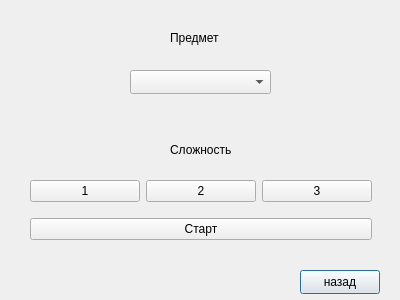
Qt form hackathon-2023/difficulty.ui (robilkot/BSUIR-hackathon-2023) before a commit.
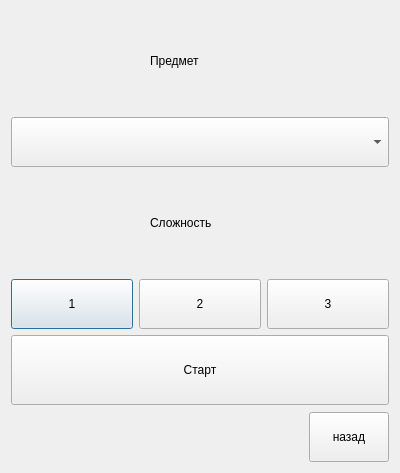
The same form after that commit.

```diff
--- a/hackathon-2023/difficulty.ui
+++ b/hackathon-2023/difficulty.ui
@@ -7,75 +7,121 @@
     <x>0</x>
     <y>0</y>
     <width>400</width>
-    <height>300</height>
+    <height>473</height>
    </rect>
   </property>
   <property name="windowTitle">
    <string>Dialog</string>
   </property>
-  <widget class="QPushButton" name="pushButton">
-   <property name="geometry">
-    <rect>
-     <x>300</x>
-     <y>270</y>
-     <width>80</width>
-     <height>24</height>
-    </rect>
-   </property>
-   <property name="text">
-    <string>назад</string>
-   </property>
-  </widget>
-  <widget class="QLabel" name="label">
-   <property name="geometry">
-    <rect>
-     <x>170</x>
-     <y>140</y>
-     <width>71</width>
+  <layout class="QVBoxLayout" name="verticalLayout_2">
+   <item>
+    <layout class="QHBoxLayout" name="horizontalLayout_2">
+     <item>
+      <spacer name="horizontalSpacer">
+       <property name="orientation">
+        <enum>Qt::Horizontal</enum>
+       </property>
+       <property name="sizeHint" stdset="0">
+        <size>
+         <width>40</width>
      <height>20</height>
-    </rect>
-   </property>
-   <property name="text">
-    <string>Сложность</string>
-   </property>
-  </widget>
+        </size>
+       </property>
+      </spacer>
+     </item>
+     <item>
   <widget class="QLabel" name="label_2">
-   <property name="geometry">
-    <rect>
-     <x>170</x>
-     <y>30</y>
-     <width>49</width>
-     <height>16</height>
-    </rect>
+       <property name="minimumSize">
+        <size>
+         <width>100</width>
+         <height>100</height>
+        </size>
    </property>
    <property name="text">
     <string>Предмет</string>
    </property>
   </widget>
+     </item>
+     <item>
+      <spacer name="horizontalSpacer_2">
+       <property name="orientation">
+        <enum>Qt::Horizontal</enum>
+       </property>
+       <property name="sizeHint" stdset="0">
+        <size>
+         <width>40</width>
+         <height>20</height>
+        </size>
+       </property>
+      </spacer>
+     </item>
+    </layout>
+   </item>
+   <item>
   <widget class="QComboBox" name="comboBox">
-   <property name="geometry">
-    <rect>
-     <x>130</x>
-     <y>70</y>
-     <width>141</width>
-     <height>24</height>
-    </rect>
-   </property>
-  </widget>
-  <widget class="QWidget" name="">
-   <property name="geometry">
-    <rect>
-     <x>30</x>
-     <y>170</y>
-     <width>342</width>
-     <height>80</height>
-    </rect>
-   </property>
+     <property name="minimumSize">
+      <size>
+       <width>100</width>
+       <height>50</height>
+      </size>
+     </property>
+    </widget>
+   </item>
+   <item>
+    <layout class="QHBoxLayout" name="horizontalLayout_3">
+     <item>
+      <spacer name="horizontalSpacer_3">
+       <property name="orientation">
+        <enum>Qt::Horizontal</enum>
+       </property>
+       <property name="sizeHint" stdset="0">
+        <size>
+         <width>40</width>
+         <height>20</height>
+        </size>
+       </property>
+      </spacer>
+     </item>
+     <item>
+      <widget class="QLabel" name="label">
+       <property name="minimumSize">
+        <size>
+         <width>100</width>
+         <height>100</height>
+        </size>
+       </property>
+       <property name="text">
+        <string>Сложность</string>
+       </property>
+      </widget>
+     </item>
+     <item>
+      <spacer name="horizontalSpacer_4">
+       <property name="orientation">
+        <enum>Qt::Horizontal</enum>
+       </property>
+       <property name="sizeHint" stdset="0">
+        <size>
+         <width>40</width>
+         <height>20</height>
+        </size>
+       </property>
+      </spacer>
+     </item>
+    </layout>
+   </item>
+   <item>
    <layout class="QVBoxLayout" name="verticalLayout">
     <item>
      <layout class="QHBoxLayout" name="horizontalLayout">
       <item>
        <widget class="QPushButton" name="pushButton_3">
+         <property name="minimumSize">
+          <size>
+           <width>50</width>
+           <height>50</height>
+          </size>
+         </property>
         <property name="text">
          <string>1</string>
         </property>
@@ -83,6 +129,12 @@
       </item>
       <item>
        <widget class="QPushButton" name="pushButton_2">
+         <property name="minimumSize">
+          <size>
+           <width>50</width>
+           <height>50</height>
+          </size>
+         </property>
         <property name="text">
          <string>2</string>
         </property>
@@ -90,6 +142,12 @@
       </item>
       <item>
        <widget class="QPushButton" name="pushButton_4">
+         <property name="minimumSize">
+          <size>
+           <width>50</width>
+           <height>50</height>
+          </size>
+         </property>
         <property name="text">
          <string>3</string>
         </property>
@@ -97,15 +155,86 @@
       </item>
      </layout>
     </item>
+     <item>
+      <spacer name="verticalSpacer_2">
+       <property name="orientation">
+        <enum>Qt::Vertical</enum>
+       </property>
+       <property name="sizeHint" stdset="0">
+        <size>
+         <width>20</width>
+         <height>40</height>
+        </size>
+       </property>
+      </spacer>
+     </item>
     <item>
      <widget class="QPushButton" name="pushButton_5">
+       <property name="minimumSize">
+        <size>
+         <width>100</width>
+         <height>70</height>
+        </size>
+       </property>
       <property name="text">
        <string>Старт</string>
       </property>
      </widget>
     </item>
-   </layout>
-  </widget>
+     <item>
+      <spacer name="verticalSpacer">
+       <property name="orientation">
+        <enum>Qt::Vertical</enum>
+       </property>
+       <property name="sizeHint" stdset="0">
+        <size>
+         <width>20</width>
+         <height>40</height>
+        </size>
+       </property>
+      </spacer>
+     </item>
+    </layout>
+   </item>
+   <item>
+    <layout class="QHBoxLayout" name="horizontalLayout_5">
+     <item>
+      <spacer name="horizontalSpacer_5">
+       <property name="orientation">
+        <enum>Qt::Horizontal</enum>
+       </property>
+       <property name="sizeHint" stdset="0">
+        <size>
+         <width>40</width>
+         <height>20</height>
+        </size>
+       </property>
+      </spacer>
+     </item>
+     <item>
+      <layout class="QHBoxLayout" name="horizontalLayout_6">
+       <item>
+        <layout class="QVBoxLayout" name="verticalLayout_4">
+         <item>
+          <widget class="QPushButton" name="pushButton">
+           <property name="minimumSize">
+            <size>
+             <width>50</width>
+             <height>50</height>
+            </size>
+           </property>
+           <property name="text">
+            <string>назад</string>
+           </property>
+          </widget>
+         </item>
+        </layout>
+       </item>
+      </layout>
+     </item>
+    </layout>
+   </item>
+  </layout>
  </widget>
  <resources/>
  <connections/>
```
Lines whose indentation alone changed are shown as unchanged.
